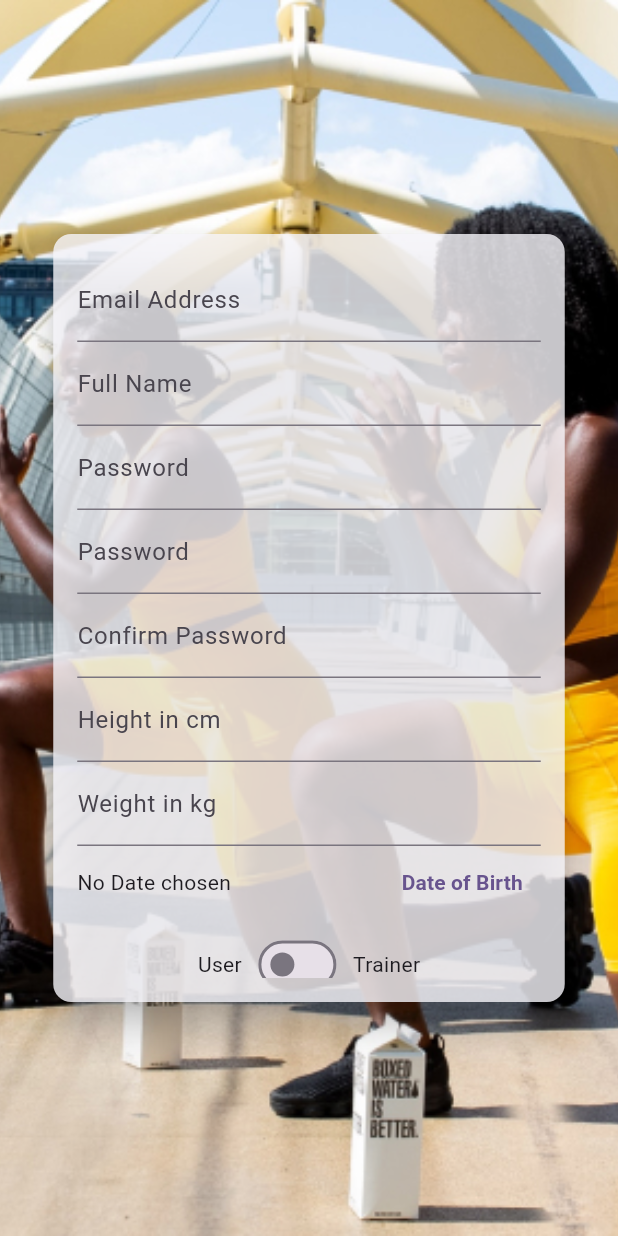
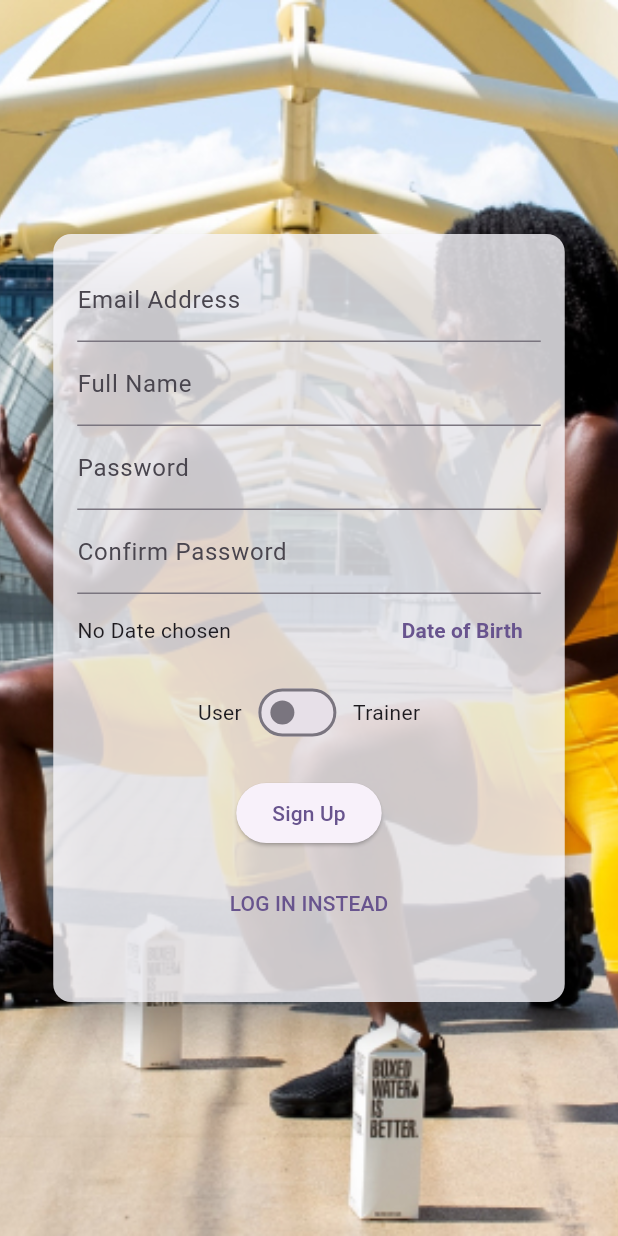
Before and after one commit to SardorbekAbdulabbozov/health_hack, a Flutter app: the screen it shows after launch, on a phone screen of 412 x 824 dp. Run offline on Flutter 3.47's test engine with Material 2 defaults, Android fonts, the phone set to English and light mode, and no system bars; our stand-ins replace flutter_svg, get; missing offline and left inert: mysql_client; accounts and stored records are empty; statements that could not run were skipped.

Commit message:
auth screen 3.6/4 done

```diff
--- a/lib/screens/auth_screen.dart
+++ b/lib/screens/auth_screen.dart
@@ -197,28 +197,6 @@ class _AuthScreenState extends State<AuthScreen>
                                   ),
                                   password(),
                                   TextFormField(
-                                    controller: _pass,
-                                    validator: (val) {
-                                      if (val!.isEmpty) {
-                                        return 'Please enter password';
-                                      }
-                                      if (val.length < 6) {
-                                        return 'Password should be at least 8 characters long';
-                                      }
-                                      if (!regex.hasMatch(val)) {
-                                        return 'Enter a valid password: The password should contain digits, symbols, capital letter, and lower case letter';
-                                      }
-                                      return null;
-                                    },
-                                    obscuringCharacter: '*',
-                                    obscureText: true,
-                                    decoration: const InputDecoration(
-                                        label: Text('Password')),
-                                    onSaved: (val) {
-                                      _userPassword = val;
-                                    },
-                                  ),
-                                  TextFormField(
                                     validator: (val) {
                                       if (val!.isEmpty) {
                                         return 'Please enter password';
@@ -244,34 +222,6 @@ class _AuthScreenState extends State<AuthScreen>
                                     ),
                                     onSaved: (val) {
                                       _userPassword = val;
-                                    },
-                                  ),
-                                  TextFormField(
-                                    validator: (val) {
-                                      if (val!.isEmpty) {
-                                        return 'Please enter your height';
-                                      }
-                                      return null;
-                                    },
-                                    keyboardType: TextInputType.number,
-                                    decoration: const InputDecoration(
-                                        label: Text('Height in cm')),
-                                    onSaved: (val) {
-                                      _height=val;
-                                    },
-                                  ),
-                                  TextFormField(
-                                    validator: (val) {
-                                      if (val!.isEmpty) {
-                                        return 'Please enter your weight';
-                                      }
-                                      return null;
-                                    },
-                                    keyboardType: TextInputType.number,
-                                    decoration: const InputDecoration(
-                                        label: Text('Weight in kg')),
-                                    onSaved: (val) {
-                                      _weight=val;
                                     },
                                   ),
                                   Row(
```
